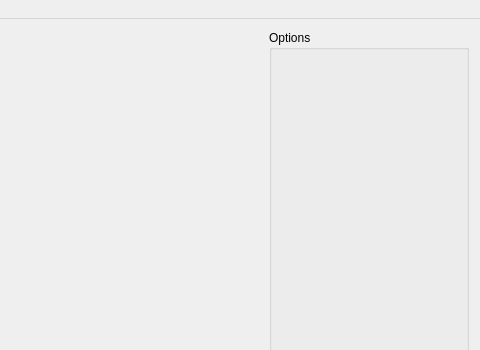
gabberland/SSAO, file ViewerSSAO/main_window.ui: the form before one commit; both pictures show x 348 to 828 and y 0 to 350 of the 828 by 638 pixel window.
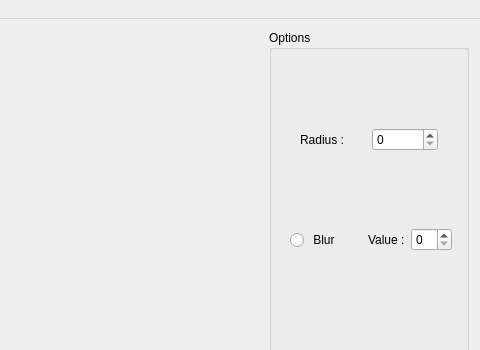
The form after the commit. Custom widgets are drawn as their Qt base class.

What changed in the file:
```diff
--- a/ViewerSSAO/main_window.ui
+++ b/ViewerSSAO/main_window.ui
@@ -80,6 +80,57 @@
         <property name="title">
          <string>Options</string>
         </property>
+        <widget class="QWidget" name="horizontalLayoutWidget">
+         <property name="geometry">
+          <rect>
+           <x>10</x>
+           <y>170</y>
+           <width>184</width>
+           <height>80</height>
+          </rect>
+         </property>
+         <layout class="QHBoxLayout" name="horizontalLayout_2" stretch="2,1,0">
+          <item>
+           <widget class="QRadioButton" name="radioButton">
+            <property name="text">
+             <string> Blur</string>
+            </property>
+           </widget>
+          </item>
+          <item>
+           <widget class="QLabel" name="label">
+            <property name="text">
+             <string>Value :</string>
+            </property>
+           </widget>
+          </item>
+          <item>
+           <widget class="QSpinBox" name="spinBox"/>
+          </item>
+         </layout>
+        </widget>
+        <widget class="QWidget" name="horizontalLayoutWidget_2">
+         <property name="geometry">
+          <rect>
+           <x>20</x>
+           <y>70</y>
+           <width>160</width>
+           <height>80</height>
+          </rect>
+         </property>
+         <layout class="QHBoxLayout" name="horizontalLayout_3" stretch="0,0">
+          <item>
+           <widget class="QLabel" name="label_2">
+            <property name="text">
+             <string>Radius :</string>
+            </property>
+           </widget>
+          </item>
+          <item>
+           <widget class="QSpinBox" name="spinBox_2"/>
+          </item>
+         </layout>
+        </widget>
        </widget>
       </item>
       <item>
```
